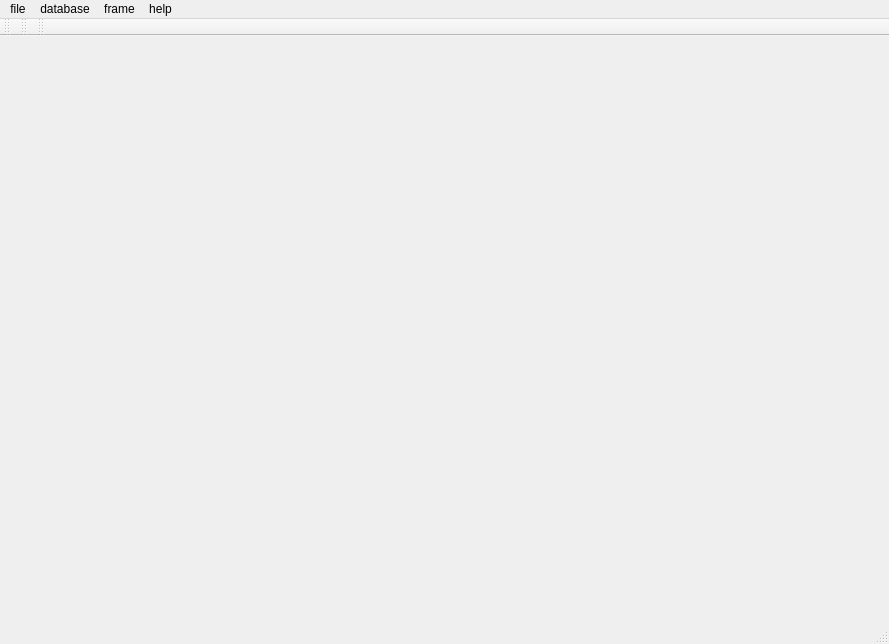
Before: the Qt Designer form finally/myclass.ui in Civitasv/GeoSystem, drawn with Qt 5.
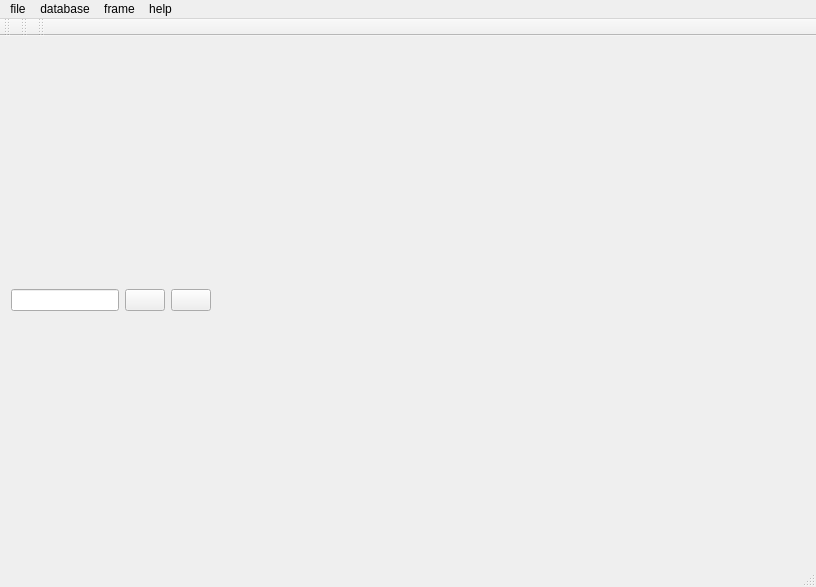
After: the same form once the commit is applied. Icons and pictures are not drawn.

Diff of the .ui file:
```diff
--- a/finally/myclass.ui
+++ b/finally/myclass.ui
@@ -6,8 +6,8 @@
    <rect>
     <x>0</x>
     <y>0</y>
-    <width>889</width>
-    <height>644</height>
+    <width>816</width>
+    <height>587</height>
    </rect>
   </property>
   <property name="windowTitle">
@@ -20,10 +20,80 @@
   <property name="styleSheet">
    <string notr="true"/>
   </property>
+  <property name="iconSize">
+   <size>
+    <width>30</width>
+    <height>30</height>
+   </size>
+  </property>
   <widget class="QWidget" name="centralWidget">
-   <layout class="QHBoxLayout" name="horizontalLayout">
+   <layout class="QVBoxLayout" name="verticalLayout_2" stretch="0,13">
     <item>
-     <layout class="QVBoxLayout" name="verticalLayout_2"/>
+     <layout class="QHBoxLayout" name="horizontalLayout">
+      <property name="leftMargin">
+       <number>0</number>
+      </property>
+      <property name="topMargin">
+       <number>0</number>
+      </property>
+      <property name="rightMargin">
+       <number>0</number>
+      </property>
+      <item>
+       <widget class="QLineEdit" name="lineEdit">
+        <property name="sizePolicy">
+         <sizepolicy hsizetype="Fixed" vsizetype="Fixed">
+          <horstretch>0</horstretch>
+          <verstretch>0</verstretch>
+         </sizepolicy>
+        </property>
+        <property name="layoutDirection">
+         <enum>Qt::LeftToRight</enum>
+        </property>
+        <property name="alignment">
+         <set>Qt::AlignLeading|Qt::AlignLeft|Qt::AlignVCenter</set>
+        </property>
+       </widget>
+      </item>
+      <item>
+       <widget class="QPushButton" name="pushButton">
+        <property name="text">
+         <string/>
+        </property>
+        <property name="icon">
+         <iconset>
+          <normaloff>../search.svg</normaloff>../search.svg</iconset>
+        </property>
+       </widget>
+      </item>
+      <item>
+       <widget class="QPushButton" name="pushButton_2">
+        <property name="text">
+         <string/>
+        </property>
+        <property name="icon">
+         <iconset>
+          <normaloff>../close.svg</normaloff>../close.svg</iconset>
+        </property>
+       </widget>
+      </item>
+      <item>
+       <spacer name="horizontalSpacer">
+        <property name="orientation">
+         <enum>Qt::Horizontal</enum>
+        </property>
+        <property name="sizeHint" stdset="0">
+         <size>
+          <width>40</width>
+          <height>20</height>
+         </size>
+        </property>
+       </spacer>
+      </item>
+     </layout>
+    </item>
+    <item>
+     <layout class="QVBoxLayout" name="verticalLayout"/>
     </item>
    </layout>
   </widget>
@@ -32,7 +102,7 @@
     <rect>
      <x>0</x>
      <y>0</y>
-     <width>889</width>
+     <width>816</width>
      <height>26</height>
     </rect>
    </property>
@@ -82,7 +152,6 @@
     <bool>false</bool>
    </attribute>
   </widget>
-  <widget class="QStatusBar" name="statusBar"/>
   <widget class="QToolBar" name="toolBar">
    <property name="windowTitle">
     <string>toolBar</string>
@@ -105,6 +174,7 @@
     <bool>false</bool>
    </attribute>
   </widget>
+  <widget class="QStatusBar" name="statusBar"/>
   <action name="actionGeojson">
    <property name="text">
     <string>geojson</string>
```
Left out of the diff: 33 changed lines with no effect on the pictures.
